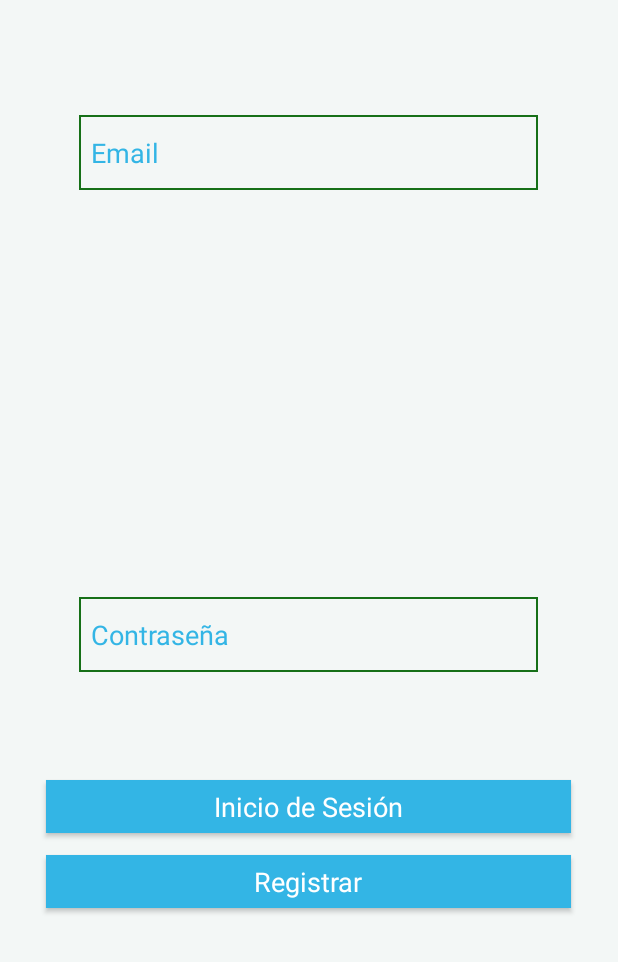
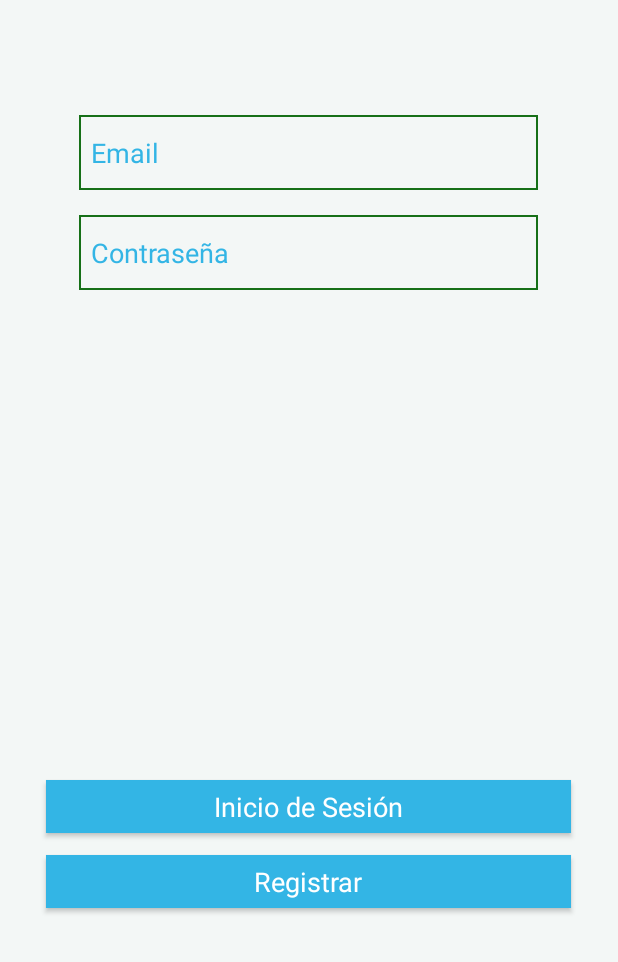
Before and after one commit to Lauract13/PAD, an Android app: the screen it shows after launch (MainActivity), on a phone screen of 412 x 824 dp, the part 274-1236 px from its top. Run offline under Robolectric (Android 15) with nearby library versions, the phone set to English and light mode, and no system bars; our stand-ins replace Firebase (no records; nobody signed in at launch, a user with empty details on screens opened directly); Roboto replaces fonts that are not available here; 1 statement that could not run was skipped.

Commit message:
cosas nazis

```diff
--- a/SFinder/app/src/main/res/layout/activity_main.xml
+++ b/SFinder/app/src/main/res/layout/activity_main.xml
@@ -14,7 +14,7 @@
         android:layout_width="306dp"
         android:layout_height="50dp"
 
-        android:layout_alignParentTop="true"
+
         android:layout_centerHorizontal="true"
         android:layout_marginTop="203dp"
         android:background="@drawable/container"
@@ -30,9 +30,9 @@
         android:layout_width="306dp"
         android:layout_height="50dp"
 
-        android:layout_alignParentBottom="true"
+
         android:layout_centerHorizontal="true"
-        android:layout_marginBottom="193dp"
+        android:layout_marginTop="270dp"
         android:background="@drawable/container"
         android:ems="10"
         android:hint="Contraseña"
```
Also changed, not shown: SFinder/app/src/main/java/sfinder/app/PerfilActivity.java (line endings or trailing spaces).
